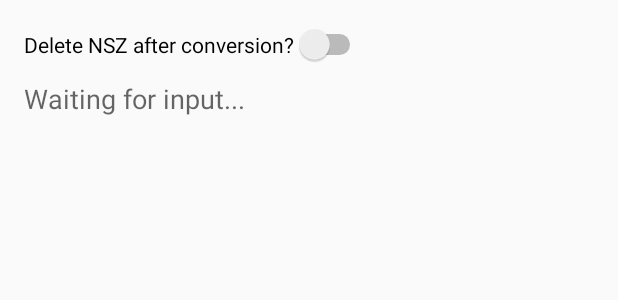
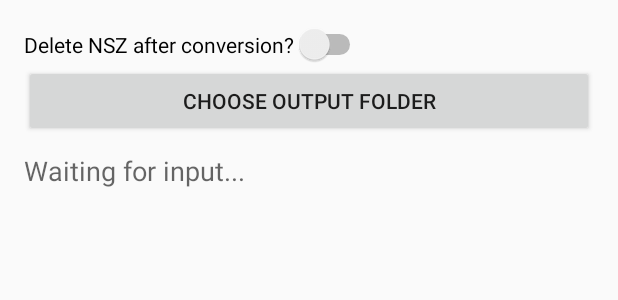
Before and after one commit to Jacqueb-1337/nsz-toolbox-android, an Android app: the layout activity_main.xml on its own in the app's theme, with its tools: preview values and no code run, on a phone screen of 412 x 824 dp. Shown: the top 300 px of the screen. Run offline under Robolectric (Android 15) with nearby library versions, the phone set to English and light mode, and no system bars.

Commit message:
Update activity_main.xml

```diff
--- a/app/src/main/res/layout/activity_main.xml
+++ b/app/src/main/res/layout/activity_main.xml
@@ -10,6 +10,13 @@
         android:layout_height="wrap_content"
         android:text="Delete NSZ after conversion?" />
 
+    <!-- ← INSERT YOUR “Choose Folder” BUTTON HERE -->
+    <Button
+        android:id="@+id/btnChooseFolder"
+        android:layout_width="match_parent"
+        android:layout_height="wrap_content"
+        android:text="Choose Output Folder" />
+
     <TextView
         android:id="@+id/log_text"
         android:layout_width="match_parent"
```
